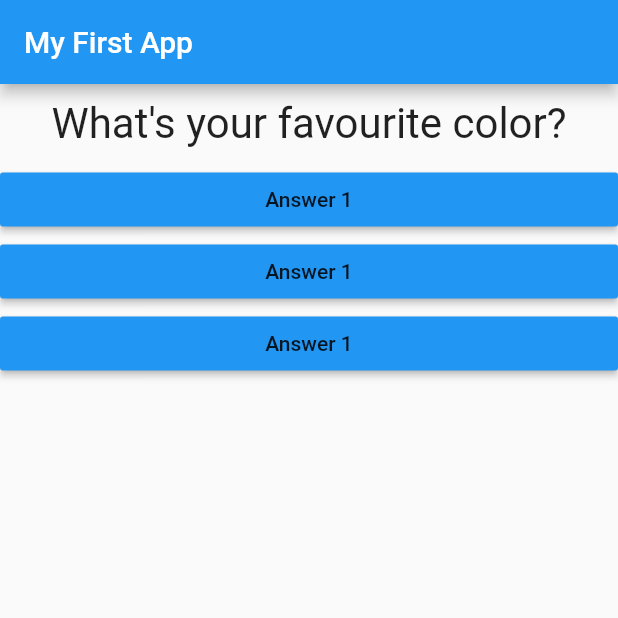
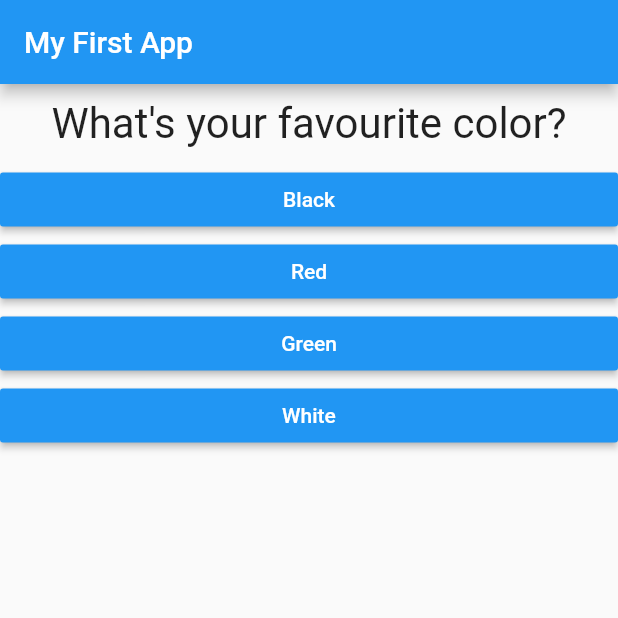
Before and after one commit to sliemansalah/flutter_quiz_app, a Flutter app: the screen it shows after launch, on a phone screen of 412 x 824 dp, the top half of it. Run offline on Flutter 3.47's test engine with Material 2 defaults, Android fonts, the phone set to English and light mode, and no system bars.

Commit message:
add question as alist and map for it.

```diff
--- a/lib/answer.dart
+++ b/lib/answer.dart
@@ -2,13 +2,15 @@ import 'package:flutter/material.dart';
 
 class Answer extends StatelessWidget {
   final Function selectHandler;
-  Answer(this.selectHandler);
+  final String answerText;
+  Answer(this.selectHandler,this.answerText);
   Widget build(BuildContext context) {
     return Container(
       width: double.infinity,
       child: RaisedButton(
         color: Colors.blue,
-        child: Text('Answer 1'),
+        textColor: Colors.white,
+        child: Text(answerText),
         onPressed: selectHandler,
       ),
     );
--- a/lib/main.dart
+++ b/lib/main.dart
@@ -23,8 +23,18 @@ class _MyAppState extends State<MyApp> {
 
   Widget build(BuildContext context) {
     var questions = [
-      'What\'s your favourite color?',
-      'What\'s your favourite animal?'
+      {
+        'questionText': 'What\'s your favourite color?',
+        'answers': ['Black', 'Red', 'Green', 'White'],
+      },
+      {
+        'questionText': 'What\'s your favourite animal?',
+        'answers': ['Rabbit', 'Snake', 'Elephant', 'Lion'],
+      },
+      {
+        'questionText': 'What\'s your favourite instructor?',
+        'answers': ['Max', 'Max', 'Max', 'Max'],
+      }
     ];
     return MaterialApp(
         home: Scaffold(
@@ -33,10 +43,10 @@ class _MyAppState extends State<MyApp> {
               'My First App',
             )),
             body: Column(children: [
-              Question(questions[_qusetionIndex]),
-              Answer(_answerQustion),
-              Answer(_answerQustion),
-              Answer(_answerQustion),
+              Question(questions[_qusetionIndex]['questionText']),
+              ...(questions[_qusetionIndex]['answers'] as List<String>).map((answer) {
+                return Answer(_answerQustion, answer);
+              }).toList()
             ])));
   }
 }
```
